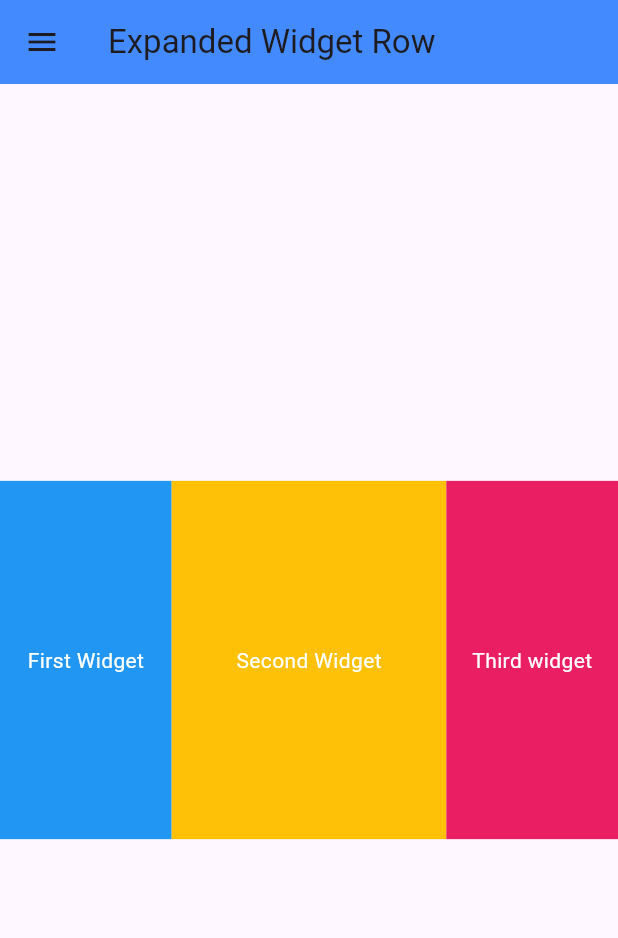
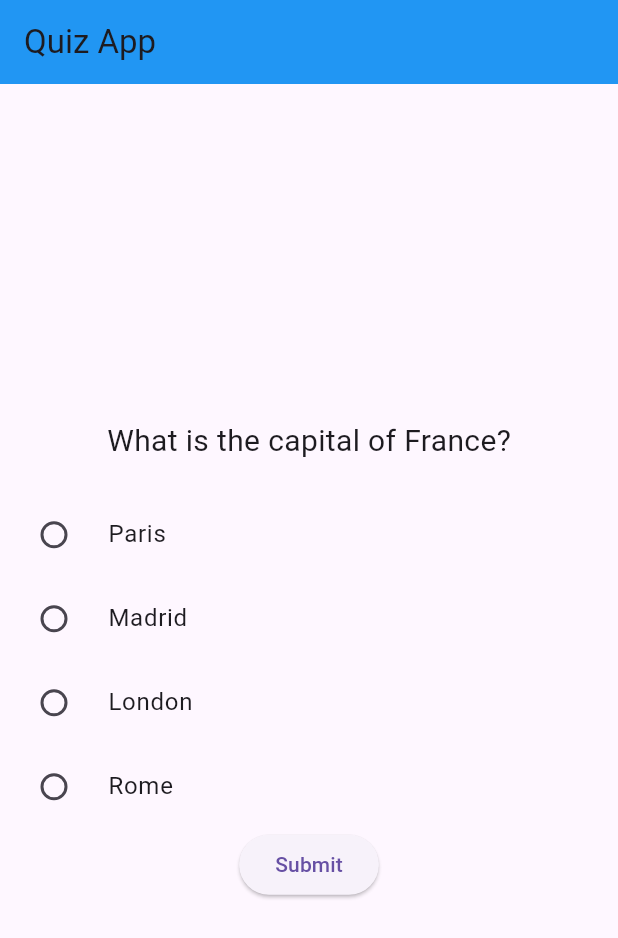
Before and after one commit to abhy2003/flutter_project_1, a Flutter app: the screen it shows after launch, on a phone screen of 412 x 824 dp. Shown: the top 938 px of the screen. Run offline on Flutter 3.47's test engine with Material 3 defaults, Android fonts, the phone set to English and light mode, and no system bars; our stand-ins replace flutter_screenutil, math_expressions.

Commit message:
Quiz App

```diff
--- a/lib/main.dart
+++ b/lib/main.dart
@@ -1,15 +1,5 @@
 import 'package:flutter/material.dart';
-import 'package:flutter_project_1/view/26-07-2024/checkbox.dart';
-import 'package:flutter_project_1/view/26-07-2024/expanded_sample_row.dart';
-import 'package:flutter_project_1/view/26-07-2024/expanded_sapmple.dart';
-import 'package:flutter_project_1/view/26-07-2024/radio_button.dart';
-import 'package:flutter_project_1/view/26-07-2024/task_checkbox.dart';
-import 'package:flutter_project_1/view/calculator%20assignment/calculator.dart';
-import 'package:flutter_project_1/view/test/register.dart';
-import 'package:flutter_project_1/view/test/signin_signup.dart';
-import 'package:flutter_screenutil/flutter_screenutil.dart';
-// import 'my_register.dart';
-// import 'my_login.dart';
+import 'package:flutter_project_1/view/27-07-2024/quiz.dart';
 
 void main() {
   runApp(MyApp());
@@ -18,19 +8,8 @@ void main() {
 class MyApp extends StatelessWidget {
   @override
   Widget build(BuildContext context) {
-    return ScreenUtilInit(
-      designSize: Size(360, 690),
-      builder: (context, child) {
-        return MaterialApp(
-          home: Expanded_sample_row(),
-          // debugShowCheckedModeBanner: false,
-          // initialRoute: 'login', // Change to 'register' if you want the register screen to be the initial route
-          // routes: {
-          //   'register': (context) => RegistrationScreen(),
-          //   'login': (context) => MyLogin(),
-          // },
-        );
-      },
+    return MaterialApp(
+      home: Quiz(),
     );
   }
 }
--- /dev/null
+++ b/lib/view/27-07-2024/quiz.dart
@@ -0,0 +1,145 @@
+import 'package:flutter/material.dart';
+import 'package:flutter_screenutil/flutter_screenutil.dart';
+
+class Quiz extends StatefulWidget {
+  const Quiz({super.key});
+
+  @override
+  State<Quiz> createState() => _QuizState();
+}
+
+class _QuizState extends State<Quiz> {
+  int _questionIndex = 0;
+  int _score = 0;
+  List<Map<String, Object>> _questions = [
+    {
+      'question': 'What is the capital of France?',
+      'options': ['Paris', 'Madrid', 'London', 'Rome'],
+      'correctAnswer': 'Paris',
+    },
+    {
+      'question': 'Which planet is known as the Red Planet?',
+      'options': ['Mars', 'Venus', 'Jupiter', 'Saturn'],
+      'correctAnswer': 'Mars',
+    },
+    {
+      'question': 'Who painted the Mona Lisa?',
+      'options': [
+        'Leonardo da Vinci',
+        'Pablo Picasso',
+        'Vincent van Gogh',
+        'Michelangelo'
+      ],
+      'correctAnswer': 'Leonardo da Vinci',
+    },
+    {
+      'question': 'What is the tallest mountain in the world?',
+      'options': ['Mount Everest', 'K2', 'Kangchenjunga', 'Makalu'],
+      'correctAnswer': 'Mount Everest',
+    },
+    {
+      'question': 'What is the largest ocean in the world?',
+      'options': [
+        'Pacific Ocean',
+        'Atlantic Ocean',
+        'Indian Ocean',
+        'Arctic Ocean'
+      ],
+      'correctAnswer': 'Pacific Ocean',
+    },
+  ];
+  String? _selectedOption;
+
+  void _checkAnswer() {
+    String correctAnswer =
+    _questions[_questionIndex]['correctAnswer'] as String;
+    setState(() {
+      if (_selectedOption == correctAnswer) {
+        _score++;
+      }
+      _questionIndex++;
+      if (_questionIndex >= _questions.length) {
+        _showScoreDialog();
+      } else {
+        _selectedOption = null;
+      }
+    });
+  }
+
+  void _resetQuiz() {
+    setState(() {
+      _questionIndex = 0;
+      _score = 0;
+      _selectedOption = null;
+    });
+  }
+
+  void _showScoreDialog() {
+    showDialog(
+      context: context,
+      builder: (BuildContext context) {
+        return AlertDialog(
+          title: Text('Quiz complete'),
+          content: Text('Your score: $_score out of ${_questions.length}'),
+          actions: [
+            ElevatedButton(
+              child: Text('Ok'),
+              onPressed: () {
+                Navigator.of(context).pop();
+                _resetQuiz();
+              },
+            ),
+          ],
+        );
+      },
+    );
+  }
+
+  @override
+  Widget build(BuildContext context) {
+    return Scaffold(
+      appBar: AppBar(
+        title: Text("Quiz App"),
+        backgroundColor: Colors.blue,
+      ),
+      body: _questionIndex < _questions.length
+          ? Center(
+        child: Column(
+          mainAxisAlignment: MainAxisAlignment.center,
+          children: [
+            Text(
+              _questions[_questionIndex]['question'] as String,
+              style: TextStyle(fontSize: 20),
+            ),
+            SizedBox(height: 20),
+            ...(_questions[_questionIndex]['options'] as List<String>)
+                .map((option) {
+              return Center(
+                child: RadioListTile(
+                  title: Text(option),
+                  value: option,
+                  groupValue: _selectedOption,
+                  onChanged: (value) {
+                    setState(() {
+                      _selectedOption = value as String?;
+                    });
+                  },
+                ),
+              );
+            }).toList(),
+            ElevatedButton(
+              child: Text("Submit"),
+              onPressed: _checkAnswer,
+            ),
+          ],
+        ),
+      )
+          : Center(
+        child: ElevatedButton(
+          child: Text("Start Again"),
+          onPressed: _resetQuiz,
+        ),
+      ),
+    );
+  }
+}
--- a/pubspec.yaml
+++ b/pubspec.yaml
@@ -40,6 +40,9 @@ dependencies:
   math_expressions: ^2.5.0
   constants: ^0.0.1
   fluttertoast: ^8.2.6
+  flutter_svg_provider: ^1.0.7
+  flex_color_scheme: ^7.3.1
+  go_router: ^14.2.1
 
 dev_dependencies:
   flutter_test:
@@ -65,7 +68,7 @@ flutter:
 
   # To add assets to your application, add an assets section, like this:
   assets:
-    - assets/images/register.png
+    - assets/images/logo_raw.png
     - assets/images/logo.png
 
   # An image asset can refer to one or more resolution-specific "variants", see
```
Also changed, not shown: assets/images/logo_raw.png (added), pubspec.lock.
